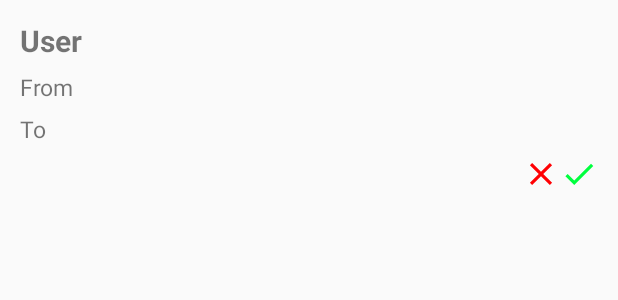
After one commit to AVM-Martin/Mobile-Matched, an Android app: the layout single_approval_layout.xml on its own in the app's theme, with its tools: preview values and no code run, on a phone screen of 412 x 824 dp. The commit adds this screen. Shown: the top 300 px of the screen. Run offline under Robolectric (Android 15) with nearby library versions, the phone set to English and light mode, and no system bars.

Commit message:
UI Approval 1

```diff
--- a/app/src/main/AndroidManifest.xml
+++ b/app/src/main/AndroidManifest.xml
@@ -10,7 +10,8 @@
         android:roundIcon="@mipmap/ic_launcher_round"
         android:supportsRtl="true"
         android:theme="@style/AppTheme">
-        <activity android:name=".ui.schedule.add.AddActivity"></activity>
+        <activity android:name=".ui.approve.list.ApprovalActivity"></activity>
+        <activity android:name=".ui.schedule.add.AddActivity" />
         <activity android:name=".ui.schedule.view.Activity">
             <intent-filter>
                 <action android:name="android.intent.action.MAIN" />
--- a/app/src/main/res/layout/activity_add.xml
+++ b/app/src/main/res/layout/activity_add.xml
@@ -25,7 +25,6 @@
     <RelativeLayout
         android:layout_width="match_parent"
         android:layout_height="wrap_content"
-        android:orientation="horizontal"
         android:layout_margin="10dp">
 
         <TextView
@@ -58,7 +57,6 @@
     <RelativeLayout
         android:layout_width="match_parent"
         android:layout_height="wrap_content"
-        android:orientation="horizontal"
         android:layout_margin="10dp">
 
         <TextView
--- /dev/null
+++ b/app/src/main/res/layout/single_approval_layout.xml
@@ -0,0 +1,82 @@
+<?xml version="1.0" encoding="utf-8"?>
+<LinearLayout xmlns:android="http://schemas.android.com/apk/res/android"
+    android:orientation="vertical" android:layout_width="match_parent"
+    android:layout_height="wrap_content"
+    android:layout_margin="10dp">
+
+    <TextView
+        android:id="@+id/tvUser"
+        android:layout_width="wrap_content"
+        android:layout_height="wrap_content"
+        android:text="User"
+        android:textSize="20sp"
+        android:textStyle="bold"
+        android:layout_margin="3dp"/>
+
+    <RelativeLayout
+        android:layout_width="match_parent"
+        android:layout_height="wrap_content"
+        android:layout_margin="3dp">
+
+        <TextView
+            android:layout_width="wrap_content"
+            android:layout_height="wrap_content"
+            android:layout_alignParentLeft="true"
+            android:text="From"
+            android:textSize="15sp" />
+
+        <TextView
+            android:id="@+id/tvEventStartDateApproval"
+            android:layout_width="wrap_content"
+            android:layout_height="wrap_content"
+            android:gravity="right"
+            android:layout_alignParentEnd="true"
+            android:textSize="12sp"/>
+
+    </RelativeLayout>
+
+    <RelativeLayout
+        android:layout_width="match_parent"
+        android:layout_height="wrap_content"
+        android:layout_margin="3dp">
+
+        <TextView
+            android:layout_width="wrap_content"
+            android:layout_height="wrap_content"
+            android:layout_alignParentStart="true"
+            android:text="To"
+            android:textSize="15sp" />
+
+        <TextView
+            android:id="@+id/tvEventEndDateApproval"
+            android:layout_width="wrap_content"
+            android:layout_height="wrap_content"
+            android:layout_alignParentEnd="true"
+            android:gravity="right"
+            android:textSize="12sp" />
+
+    </RelativeLayout>
+
+    <RelativeLayout
+        android:layout_width="match_parent"
+        android:layout_height="wrap_content"
+        android:padding="3dp">
+
+        <ImageButton
+            android:id="@+id/ibCancelScheduleApproval"
+            android:layout_width="25dp"
+            android:layout_height="25dp"
+            android:background="@drawable/cancel_24dp"
+            android:paddingRight="40dp"
+            android:layout_toLeftOf="@id/ibAddScheduleApproval"/>
+
+        <ImageButton
+            android:id="@+id/ibAddScheduleApproval"
+            android:layout_width="25dp"
+            android:layout_height="25dp"
+            android:background="@drawable/check_24dp"
+            android:layout_alignParentEnd="true"/>
+
+    </RelativeLayout>
+
+</LinearLayout>
```
Also changed, not shown: app/src/main/java/id/my/avmmartin/matched/ui/approve/list/ApprovalActivity.java (added, +47 -0 lines), app/src/main/java/id/my/avmmartin/matched/ui/approve/list/ApprovalAdapter.java (added, +81 -0 lines), app/src/main/java/id/my/avmmartin/matched/ui/approve/list/MVPPresenter.java (added, +7 -0 lines), app/src/main/java/id/my/avmmartin/matched/ui/approve/list/MVPView.java (added, +7 -0 lines), app/src/main/java/id/my/avmmartin/matched/ui/approve/list/Presenter.java (added, +11 -0 lines), app/src/main/java/id/my/avmmartin/matched/utils/CommonUtils.java (+8 -0 lines), app/src/main/res/layout/activity_approval.xml (added, +16 -0 lines).
